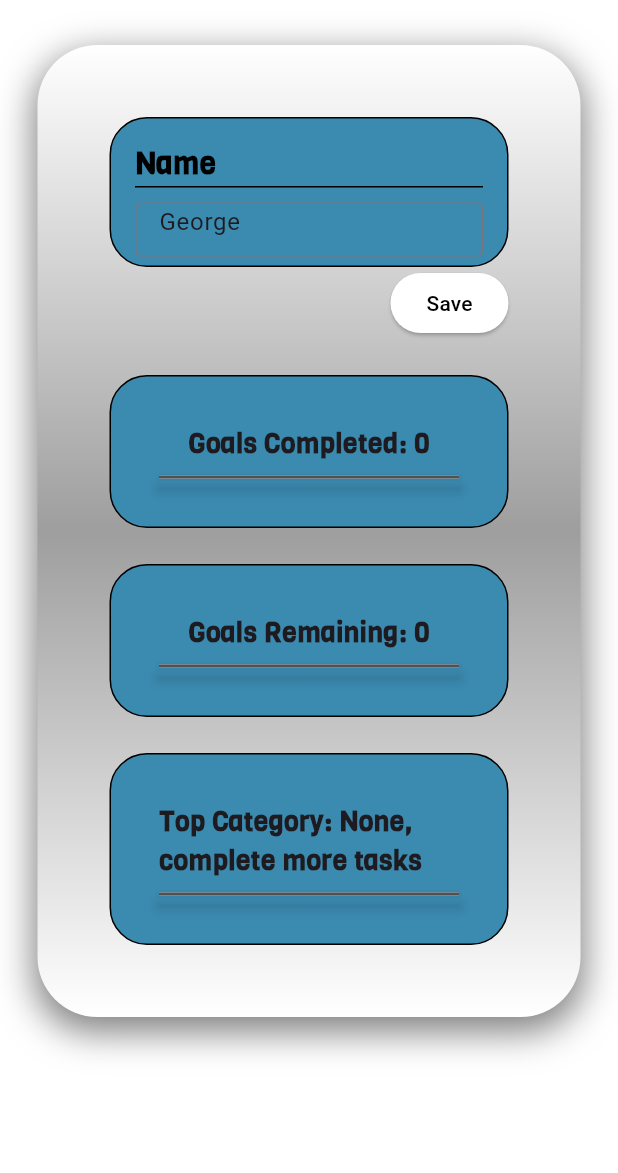
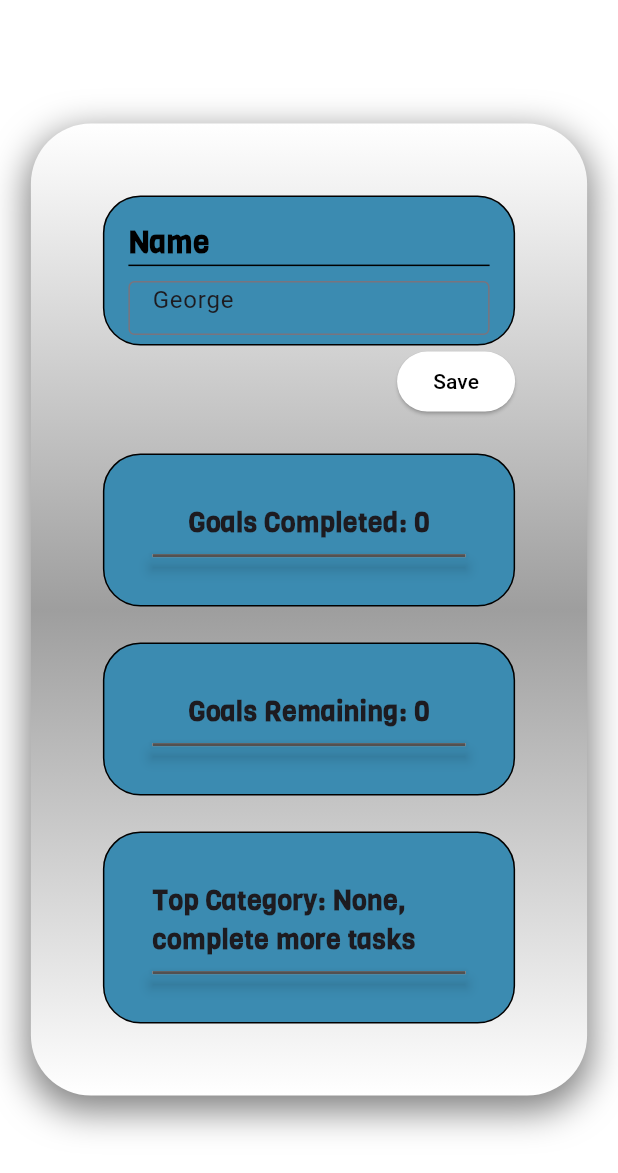
Before and after one commit to anagnole/UI_UX_36, a Flutter app: the ProfilePage screen opened directly, after a tap on an icon or button, on a phone screen of 412 x 824 dp. Shown: the top 1173 px of the screen. Run offline on Flutter 3.47's test engine with Material 3 defaults, Android fonts, the phone set to English and light mode, and no system bars; our stand-ins replace camera, charts_flutter, flutter_svg, shared_preferences, smooth_page_indicator, sqflite; missing offline and left inert: google_ml_kit; accounts and stored records are empty.

Commit message:
small fixes

```diff
--- a/lib/src/appbar_withx.dart
+++ b/lib/src/appbar_withx.dart
@@ -14,6 +14,7 @@ class SnapGoalsAppBar2 extends StatelessWidget implements PreferredSizeWidget {
     const iconPaddingPercentage = 0.05;
 
     return AppBar(
+      automaticallyImplyLeading: false,
       backgroundColor: primaryColor, // Replace with your specific color
       title: const Text(
         "SnapGoals",
--- a/lib/src/navigation/routes/gallery/gallery.dart
+++ b/lib/src/navigation/routes/gallery/gallery.dart
@@ -124,14 +124,14 @@ class GalleryPage extends StatelessWidget {
                             ),
                           ],
                         ),
-                        SizedBox(
-                          height: screenHeight * 0.15,
-                        )
                       ],
                     ));
                   }
                 }
               }
+              final_widget_list.add(SizedBox(
+                height: screenHeight * 0.15,
+              ));
               return ListView.builder(
                   itemCount: final_widget_list.length,
                   itemBuilder: (context, index) {
--- a/lib/src/navigation/routes/profile/profile.dart
+++ b/lib/src/navigation/routes/profile/profile.dart
@@ -52,14 +52,19 @@ class _ProfilePageState extends State<ProfilePage> {
     appState.fetchNonCompletedTasks();
     appState.fetchCompletedTasks();
     appState.totalTasksByCategory();
+    final screenWidth = MediaQuery.sizeOf(context).width;
+    final screenHeight = MediaQuery.sizeOf(context).height;
 
     return Scaffold(
       backgroundColor: Colors.transparent,
       body: Expanded(
         child: SingleChildScrollView(
           child: Padding(
-            padding:
-                const EdgeInsets.only(bottom: 30, right: 25, left: 25, top: 30),
+            padding: EdgeInsets.only(
+                bottom: screenHeight * 0.1,
+                right: screenWidth * 0.05,
+                left: screenWidth * 0.05,
+                top: screenHeight * 0.1),
             child: Container(
                 padding: const EdgeInsets.all(48.0),
                 decoration: BoxDecoration(
```
Also changed, not shown: lib/src/navigation/routes/goals/goals.dart (+28 -20 lines).
